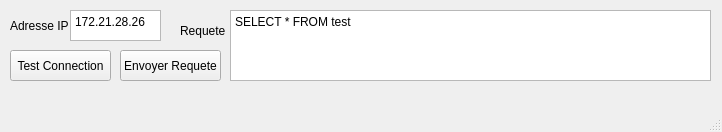
Above: MobyCreaApp/mainwindow.ui from kayakdemer63/Projet_MobyCrea before the change. Below: the same form after it.
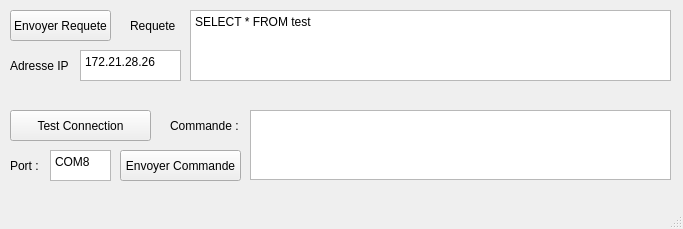
That is the form after the change.

Diff of the .ui file:
```diff
--- a/MobyCreaApp/mainwindow.ui
+++ b/MobyCreaApp/mainwindow.ui
@@ -6,8 +6,8 @@
    <rect>
     <x>0</x>
     <y>0</y>
-    <width>722</width>
-    <height>132</height>
+    <width>683</width>
+    <height>229</height>
    </rect>
   </property>
   <property name="windowTitle">
@@ -17,8 +17,8 @@
    <widget class="QPushButton" name="RequestButton">
     <property name="geometry">
      <rect>
-      <x>120</x>
-      <y>50</y>
+      <x>10</x>
+      <y>10</y>
       <width>101</width>
       <height>31</height>
      </rect>
@@ -30,7 +30,7 @@
    <widget class="QPlainTextEdit" name="Request">
     <property name="geometry">
      <rect>
-      <x>230</x>
+      <x>190</x>
       <y>10</y>
       <width>481</width>
       <height>71</height>
@@ -43,9 +43,9 @@
    <widget class="QPlainTextEdit" name="adresseIP">
     <property name="geometry">
      <rect>
-      <x>70</x>
-      <y>10</y>
-      <width>91</width>
+      <x>80</x>
+      <y>50</y>
+      <width>101</width>
       <height>31</height>
      </rect>
     </property>
@@ -56,10 +56,10 @@
    <widget class="QLabel" name="labelRequete">
     <property name="geometry">
      <rect>
-      <x>180</x>
+      <x>130</x>
       <y>10</y>
       <width>49</width>
-      <height>41</height>
+      <height>31</height>
      </rect>
     </property>
     <property name="text">
@@ -70,7 +70,7 @@
     <property name="geometry">
      <rect>
       <x>10</x>
-      <y>10</y>
+      <y>50</y>
       <width>61</width>
       <height>31</height>
      </rect>
@@ -83,8 +83,8 @@
     <property name="geometry">
      <rect>
       <x>10</x>
-      <y>50</y>
-      <width>101</width>
+      <y>110</y>
+      <width>141</width>
       <height>31</height>
      </rect>
     </property>
@@ -92,6 +92,68 @@
      <string>Test Connection</string>
     </property>
    </widget>
+   <widget class="QPlainTextEdit" name="COM">
+    <property name="geometry">
+     <rect>
+      <x>50</x>
+      <y>150</y>
+      <width>61</width>
+      <height>31</height>
+     </rect>
+    </property>
+    <property name="plainText">
+     <string>COM8</string>
+    </property>
+   </widget>
+   <widget class="QLabel" name="labelPort">
+    <property name="geometry">
+     <rect>
+      <x>10</x>
+      <y>150</y>
+      <width>31</width>
+      <height>31</height>
+     </rect>
+    </property>
+    <property name="text">
+     <string>Port :</string>
+    </property>
+   </widget>
+   <widget class="QLabel" name="labelCommande">
+    <property name="geometry">
+     <rect>
+      <x>170</x>
+      <y>110</y>
+      <width>81</width>
+      <height>31</height>
+     </rect>
+    </property>
+    <property name="text">
+     <string>Commande :</string>
+    </property>
+   </widget>
+   <widget class="QPlainTextEdit" name="Commande">
+    <property name="geometry">
+     <rect>
+      <x>250</x>
+      <y>110</y>
+      <width>421</width>
+      <height>70</height>
+     </rect>
+    </property>
+   </widget>
+   <widget class="QPushButton" name="EnvoyerCommande">
+    <property name="geometry">
+     <rect>
+      <x>120</x>
+      <y>150</y>
+      <width>121</width>
+      <height>31</height>
+     </rect>
+    </property>
+    <property name="text">
+     <string>Envoyer Commande</string>
+    </property>
+   </widget>
   </widget>
   <widget class="QMenuBar" name="menubar">
    <property name="geometry">
```
Left out of the diff: 2 changed lines with no effect on the pictures.
